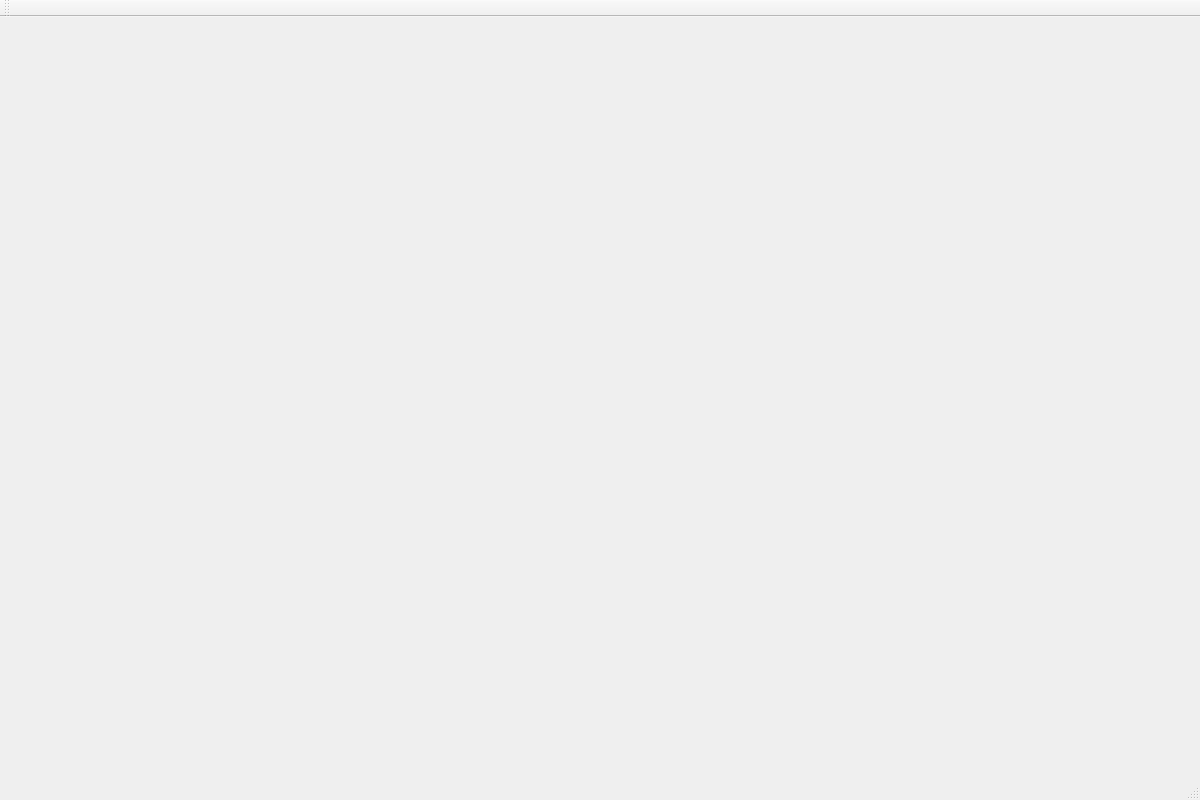
This is src/mainwindow.ui in KTaraszkiewicz/DNV_task as Qt 5 draws it before an edit. The edited form follows.
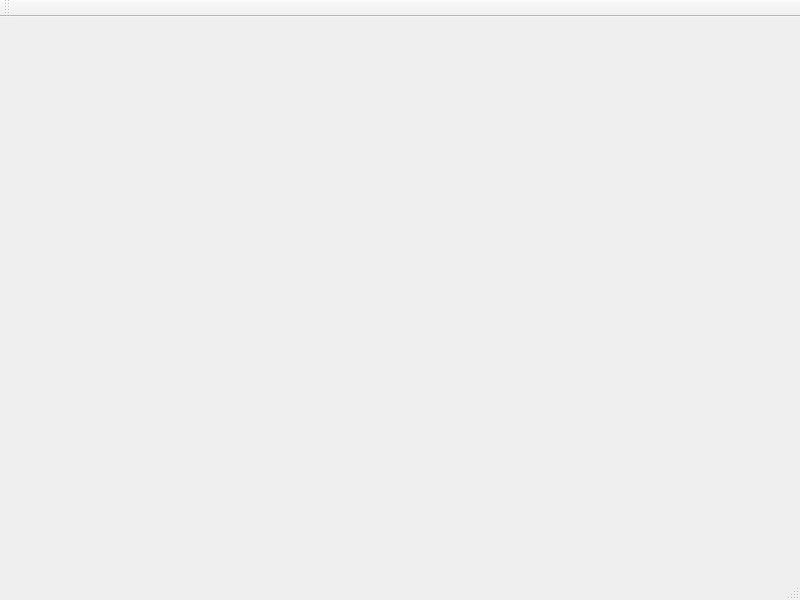
This is the edited form. Icons and pictures are not drawn.

The edit to the form file:
```diff
--- a/src/mainwindow.ui
+++ b/src/mainwindow.ui
@@ -6,8 +6,8 @@
    <rect>
     <x>0</x>
     <y>0</y>
-    <width>1200</width>
-    <height>800</height>
+    <width>800</width>
+    <height>600</height>
    </rect>
   </property>
   <property name="minimumSize">
```
Left out of the diff: 2 changed lines with no effect on the pictures.
